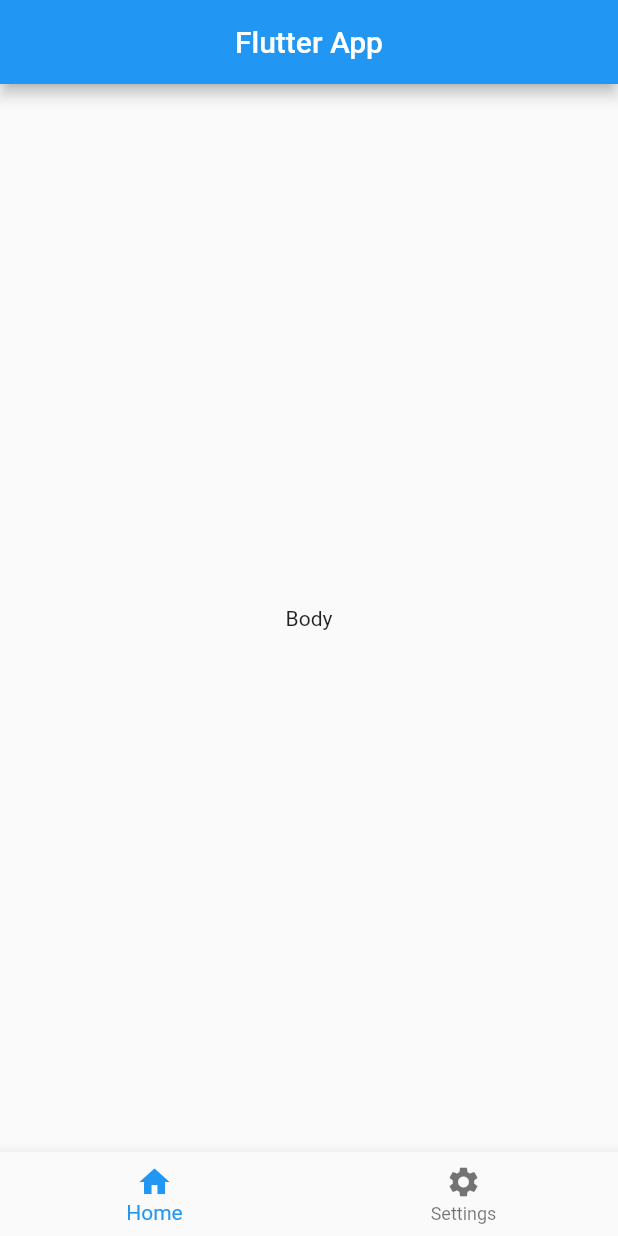
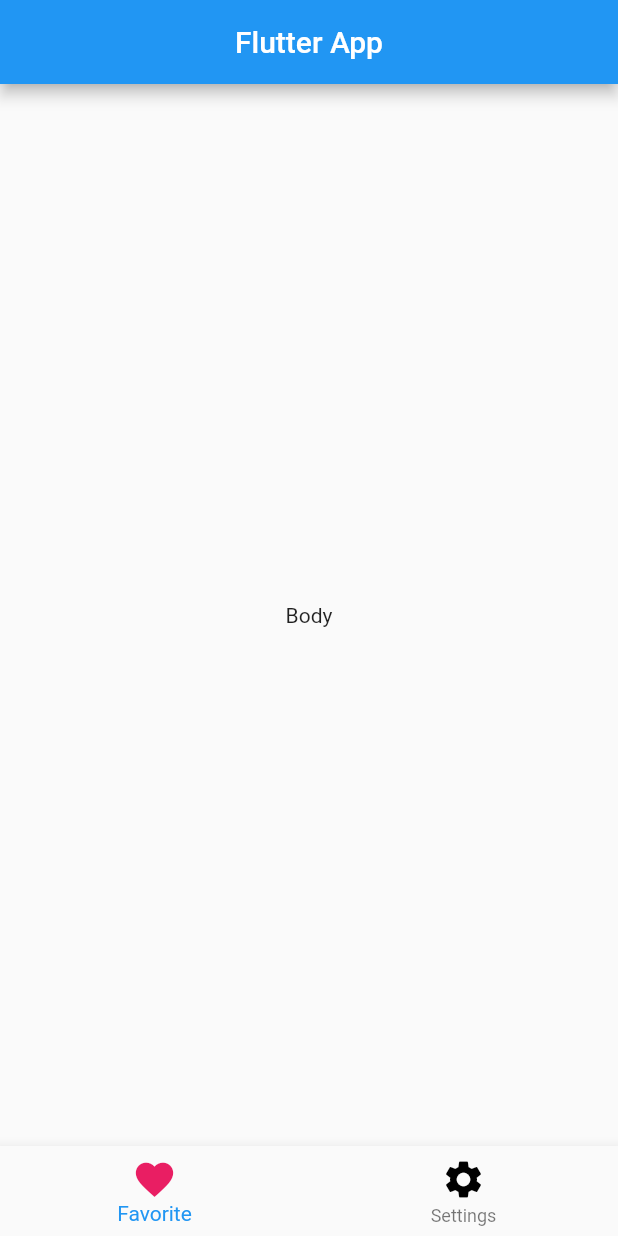
Before and after one commit to JoshBiong/flutter_basics, a Flutter app: the screen it shows after launch, on a phone screen of 412 x 824 dp. Run offline on Flutter 3.47's test engine with Material 2 defaults, Android fonts, the phone set to English and light mode, and no system bars.

Commit message:
second commit

```diff
--- a/lib/main.dart
+++ b/lib/main.dart
@@ -17,10 +17,13 @@ class MyApp extends StatelessWidget {
         body: const Center(child: Text('Body')),
         bottomNavigationBar:  BottomNavigationBar(items: const[
 
-          BottomNavigationBarItem(label: 'Home',
-            icon: Icon(Icons.home)),
+          BottomNavigationBarItem(label: 'Favorite',
+            icon: Icon(Icons.favorite, color:Colors.pink,
+            size:30)),
           BottomNavigationBarItem(label: 'Settings',
-            icon: Icon(Icons.settings))
+            icon: Icon(Icons.settings,
+            color: Colors.black,
+            size: 30 ))
         ],)
 
       ),
```
